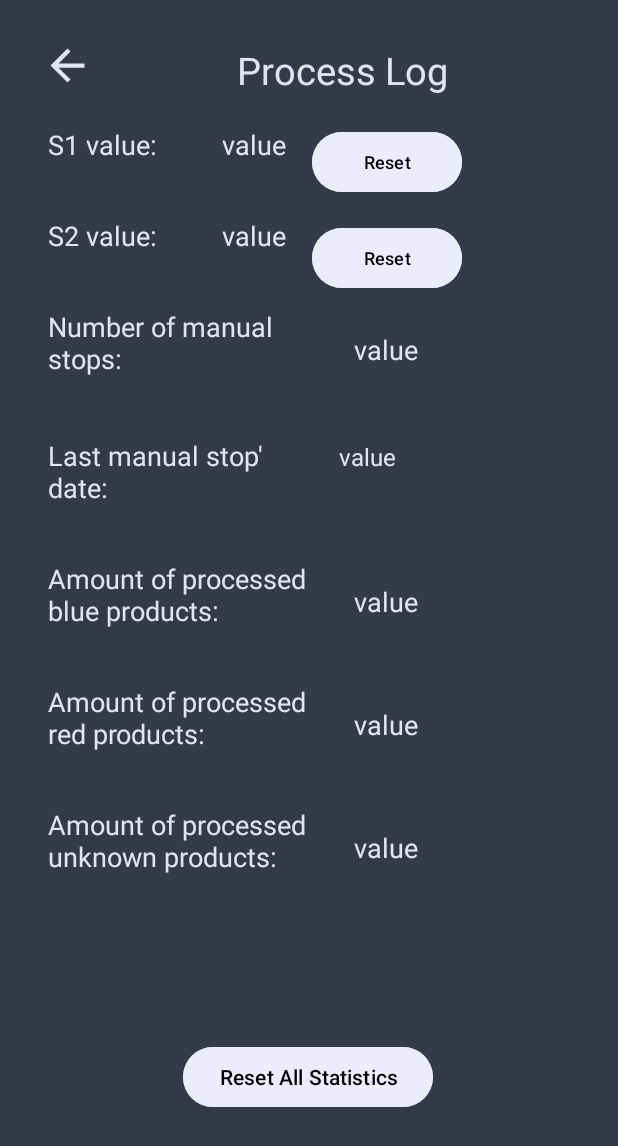
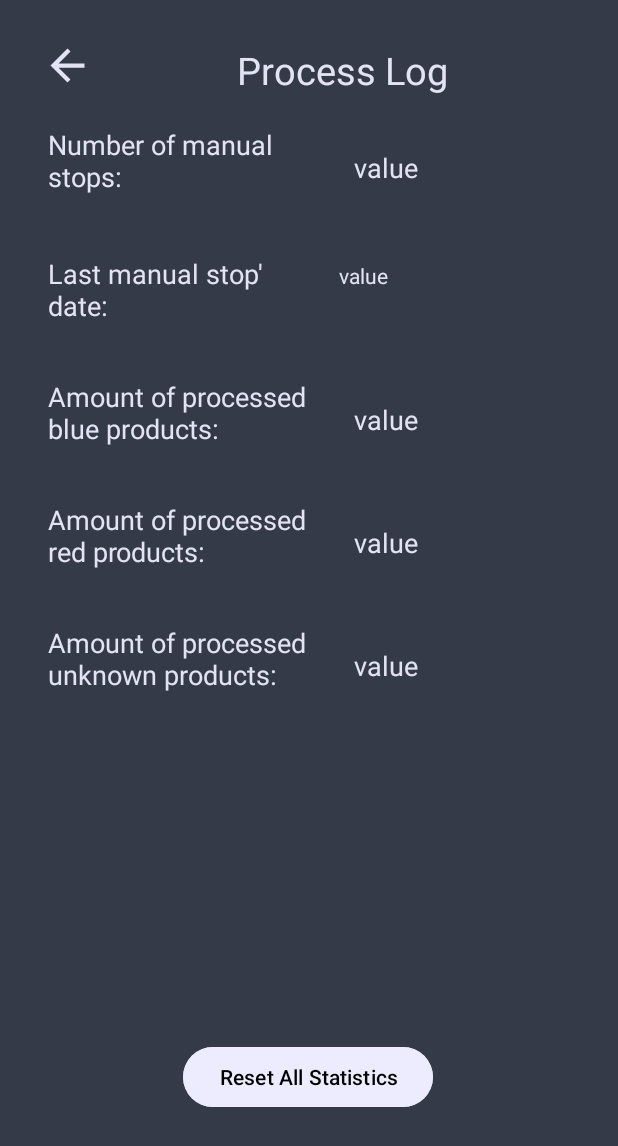
Before and after one commit to UNLAM-SOA/2025-SOA-Q2-M5, an Android app: the ProcessLogActivity screen opened directly, with no data from a screen before it, on a phone screen of 412 x 824 dp. Shown: the top 1146 px of the screen. Run offline under Robolectric (Android 15) with nearby library versions, the phone set to English and light mode, and no system bars; libraries missing offline, so code that uses them is left out: info.mqtt.android, org.eclipse.paho; 7 statements that could not run were skipped.

Commit message:
version final

```diff
--- a/Android/app/src/main/java/mqtt/MQTTService.java
+++ b/Android/app/src/main/java/mqtt/MQTTService.java
@@ -121,6 +121,10 @@ public class MQTTService extends Service implements MQTTListener {
         Log.d(TAG, "Conectado al broker MQTT");
         mqttManager.subscribe(username + "/feeds/" + Constants.SYSTEM_STATUS_FEED_KEY);
         mqttManager.subscribe(username + "/feeds/" + Constants.DC_ENGINE_FEED_KEY);
+        mqttManager.subscribe(username + "/feeds/" + Constants.DISTANCE_SENSOR_1_FEED_KEY);
+        mqttManager.subscribe(username + "/feeds/" + Constants.COLOR_SENSOR_FEED_KEY);
+        mqttManager.subscribe(username + "/feeds/" + Constants.DISTANCE_SENSOR_2_FEED_KEY);
+        mqttManager.subscribe(username + "/feeds/" + Constants.SERVO_FEED_KEY);
     }
 
     @Override
--- a/Android/app/src/main/java/observer/topicmanager/TopicPublisher.java
+++ b/Android/app/src/main/java/observer/topicmanager/TopicPublisher.java
@@ -32,11 +32,16 @@ public class TopicPublisher {
        String topic = username + "/feeds/" + key;
         switch (key) {
             case Constants.DISTANCE_SENSOR_1_FEED_KEY:
+                events.subscribe(topic, new DistanceSensor1Listener<>(mqttViewModel));
+                break;
             case Constants.COLOR_SENSOR_FEED_KEY:
                 events.subscribe(topic, new ProductColorListener<>(mqttViewModel));
                 break;
             case Constants.DISTANCE_SENSOR_2_FEED_KEY:
+                events.subscribe(topic, new DistanceSensor2Listener<>(mqttViewModel));
+                break;
             case Constants.SERVO_FEED_KEY:
+                events.subscribe(topic, new ServoListener<>(mqttViewModel));
                 break;
             case Constants.DC_ENGINE_FEED_KEY:
                 events.subscribe(topic, new ConveyorBeltSpeedListener<>(mqttViewModel));
--- a/Android/app/src/main/res/layout/activity_process_log.xml
+++ b/Android/app/src/main/res/layout/activity_process_log.xml
@@ -71,81 +71,6 @@
                 android:layout_height="wrap_content">
 
                 <TextView
-                    android:id="@+id/textView4"
-                    android:layout_width="wrap_content"
-                    android:layout_height="wrap_content"
-                    android:layout_marginStart="32dp"
-                    android:text="S1 value:"
-                    android:textColor="#F2ECECFF"
-                    android:textSize="18sp"
-                    app:layout_constraintBaseline_toBottomOf="parent"
-                    app:layout_constraintStart_toStartOf="parent"
-                    tools:layout_editor_absoluteY="18dp" />
-
-                <TextView
-                    android:id="@+id/textView5"
-                    android:layout_width="wrap_content"
-                    android:layout_height="wrap_content"
-                    android:layout_marginStart="148dp"
-                    android:text="value"
-                    android:textColor="#F2ECECFF"
-                    android:textSize="18sp"
-                    app:layout_constraintBaseline_toBottomOf="parent"
-                    app:layout_constraintStart_toStartOf="parent"
-                    tools:layout_editor_absoluteY="18dp" />
-
-                <Button
-                    android:id="@+id/button1"
-                    android:layout_width="100dp"
-                    android:layout_height="48dp"
-                    android:layout_marginStart="208dp"
-                    android:backgroundTint="#F2ECECFF"
-                    android:gravity="center"
-                    android:text="Reset"
-                    android:textColor="#000000"
-                    android:textSize="12sp"
-                    app:layout_constraintBaseline_toBottomOf="parent"
-                    app:layout_constraintStart_toStartOf="parent"
-                    tools:layout_editor_absoluteY="5dp" />
-
-                <TextView
-                    android:id="@+id/textView6"
-                    android:layout_width="wrap_content"
-                    android:layout_height="wrap_content"
-                    android:layout_marginStart="32dp"
-                    android:layout_marginTop="36dp"
-                    android:text="S2 value:"
-                    android:textColor="#F2ECECFF"
-                    android:textSize="18sp"
-                    app:layout_constraintStart_toStartOf="parent"
-                    app:layout_constraintTop_toBottomOf="@id/textView4" />
-
-                <TextView
-                    android:id="@+id/textView7"
-                    android:layout_width="wrap_content"
-                    android:layout_height="wrap_content"
-                    android:layout_marginStart="148dp"
-                    android:layout_marginTop="36dp"
-                    android:text="value"
-                    android:textColor="#F2ECECFF"
-                    android:textSize="18sp"
-                    app:layout_constraintStart_toStartOf="parent"
-                    app:layout_constraintTop_toBottomOf="@id/textView5" />
-
-                <Button
-                    android:id="@+id/button3"
-                    android:layout_width="100dp"
-                    android:layout_height="48dp"
-                    android:layout_marginStart="208dp"
-                    android:layout_marginTop="16dp"
-                    android:backgroundTint="#F2ECECFF"
-                    android:text="Reset"
-                    android:textColor="#000000"
-                    android:textSize="12sp"
-                    app:layout_constraintStart_toStartOf="parent"
-                    app:layout_constraintTop_toBottomOf="@id/button1" />
-
-                <TextView
                     android:id="@+id/txt_manual_stops"
                     android:layout_width="178dp"
                     android:layout_height="wrap_content"
@@ -155,7 +80,7 @@
                     android:textColor="#F2ECECFF"
                     android:textSize="18sp"
                     app:layout_constraintStart_toStartOf="parent"
-                    app:layout_constraintTop_toBottomOf="@id/textView6" />
+                    app:layout_constraintBaseline_toBottomOf="parent" />
 
                 <TextView
                     android:id="@+id/txt_value_manual_stops"
@@ -188,7 +113,7 @@
                     android:layout_marginStart="226dp"
                     android:text="value"
                     android:textColor="#F2ECECFF"
-                    android:textSize="16sp"
+                    android:textSize="14sp"
                     app:layout_constraintBaseline_toBaselineOf="@id/txt_last_manual_stop_date"
                     app:layout_constraintStart_toStartOf="parent" />
 
```
Also changed, not shown: Android/app/src/main/java/com/example/prodlineclassifier/MainActivity.java (+23 -18 lines), Android/app/src/main/java/com/example/prodlineclassifier/SettingsActivity.java (+48 -9 lines), Android/app/src/main/java/observer/topicmanager/DistanceSensor1Listener.java (added, +25 -0 lines), Android/app/src/main/java/observer/topicmanager/DistanceSensor2Listener.java (added, +25 -0 lines), Android/app/src/main/java/observer/topicmanager/ServoListener.java (added, +25 -0 lines), Android/app/src/main/res/layout/activity_settings.xml (+4 -4 lines).
